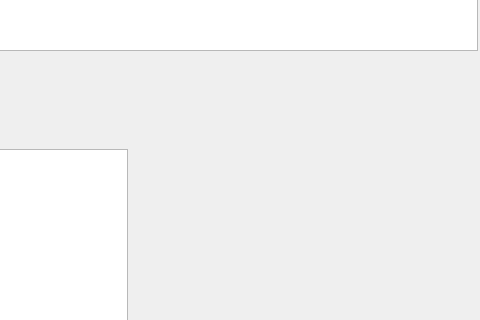
Old version of the form IsMysqlDemo/mainwindow.ui in the repository 463537956qq/QtMySql; both pictures show x 168 to 648 and y 198 to 518 of the 648 by 619 pixel window.
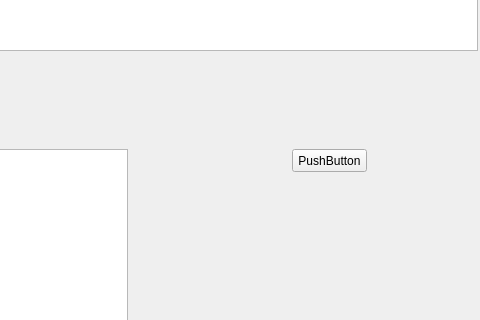
New version of the form.

```diff
--- a/IsMysqlDemo/mainwindow.ui
+++ b/IsMysqlDemo/mainwindow.ui
@@ -112,6 +112,19 @@
      <string>断开</string>
     </property>
    </widget>
+   <widget class="QPushButton" name="pushButton_2">
+    <property name="geometry">
+     <rect>
+      <x>460</x>
+      <y>330</y>
+      <width>75</width>
+      <height>23</height>
+     </rect>
+    </property>
+    <property name="text">
+     <string>PushButton</string>
+    </property>
+   </widget>
   </widget>
   <widget class="QMenuBar" name="menuBar">
    <property name="geometry">
```
Left out of the diff: 2 changed lines with no effect on the pictures.
